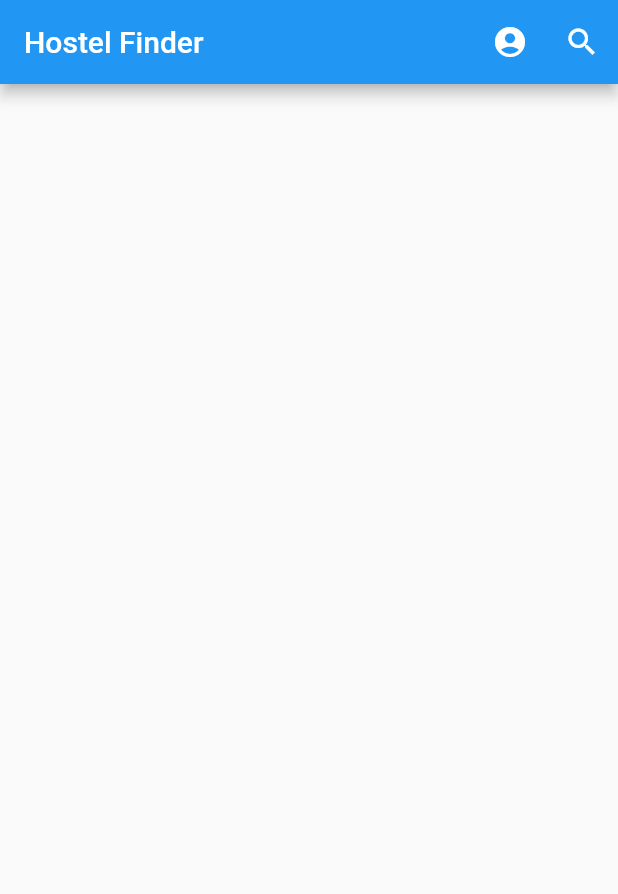
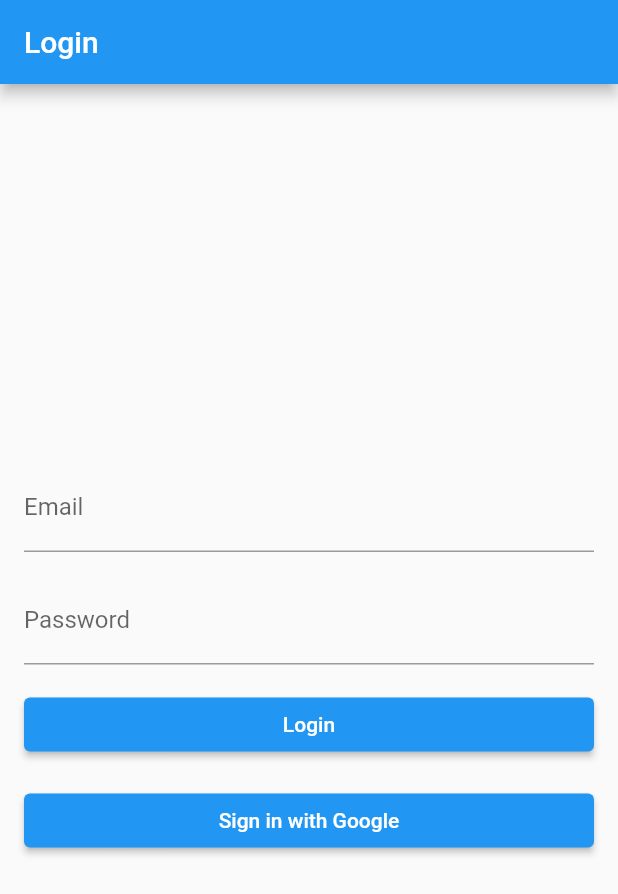
Before and after one commit to mani-k-3/Hostel-finder-app, a Flutter app: the screen it shows after launch, on a phone screen of 412 x 824 dp. Shown: the top 894 px of the screen. Run offline on Flutter 3.47's test engine with Material 2 defaults, Android fonts, the phone set to English and light mode, and no system bars; our stand-ins replace cloud_firestore, firebase_auth, firebase_core, google_sign_in; accounts and stored records are empty.

Commit message:
2nd commit

```diff
--- /dev/null
+++ b/lib/AuthProvider.dart
@@ -0,0 +1,62 @@
+
+import 'package:firebase_auth/firebase_auth.dart';
+import 'package:cloud_firestore/cloud_firestore.dart';
+
+class AuthProvider {
+  final FirebaseAuth _auth = FirebaseAuth.instance;
+  final FirebaseFirestore _firestore = FirebaseFirestore.instance;
+
+  // Sign up with email and password
+  Future<UserCredential?> signUpWithEmailPassword(
+      String email, String password, String username) async {
+    try {
+      UserCredential userCredential = await _auth.createUserWithEmailAndPassword(
+        email: email,
+        password: password,
+      );
+
+      // Create a user document in Firestore
+      await _firestore.collection('Users').doc(userCredential.user!.uid).set({
+        'email': email,
+        'username': username,
+      });
+
+      return userCredential;
+    } catch (e) {
+      print('Error creating account: $e');
+      return null;
+    }
+  }
+
+  // Sign in with email and password
+  Future<UserCredential?> signInWithEmailPassword(
+      String email, String password) async {
+    try {
+      UserCredential userCredential = await _auth.signInWithEmailAndPassword(
+        email: email,
+        password: password,
+      );
+      return userCredential;
+    } catch (e) {
+      print('Error signing in: $e');
+      return null;
+    }
+  }
+
+  // Sign out
+  Future<void> signOut() async {
+    await _auth.signOut();
+  }
+
+  // Check if a user is signed in
+  bool isUserSignedIn() {
+    return _auth.currentUser != null;
+  }
+
+  // Get the current user's UID
+  String? getCurrentUserUid() {
+    return _auth.currentUser?.uid;
+  }
+
+// ... other methods ...
+}
--- a/lib/login_page.dart
+++ b/lib/login_page.dart
@@ -0,0 +1,129 @@
+import 'package:flutter/material.dart';
+import 'package:firebase_auth/firebase_auth.dart';
+import 'package:google_sign_in/google_sign_in.dart';
+import 'package:hostel_app/AuthProvider.dart';
+import 'package:hostel_app/home.dart';
+
+class LoginScreen extends StatefulWidget {
+  const LoginScreen({super.key});
+
+  @override
+  State<LoginScreen> createState() => _LoginScreenState();
+}
+
+class _LoginScreenState extends State<LoginScreen> {
+  final TextEditingController emailController = TextEditingController();
+  final TextEditingController passwordController = TextEditingController();
+  final AuthProvider _authProvider = AuthProvider();
+  final FirebaseAuth _auth = FirebaseAuth.instance;
+  final GoogleSignIn _googleSignIn = GoogleSignIn();
+
+  @override
+  Widget build(BuildContext context) {
+    return Scaffold(
+      appBar: AppBar(
+        title: const Text('Login'),
+      ),
+      body: Padding(
+        padding: const EdgeInsets.all(16.0),
+        child: Column(
+          mainAxisAlignment: MainAxisAlignment.center,
+          crossAxisAlignment: CrossAxisAlignment.stretch,
+          children: [
+            TextField(
+              controller: emailController,
+              decoration: const InputDecoration(labelText: 'Email'),
+            ),
+            const SizedBox(height: 16),
+            TextField(
+              controller: passwordController,
+              decoration: const InputDecoration(labelText: 'Password'),
+              obscureText: true,
+            ),
+            const SizedBox(height: 16),
+            ElevatedButton(
+              onPressed: () {
+                signInWithEmailPassword(context);
+              },
+              child: const Text('Login'),
+            ),
+            const SizedBox(height: 16),
+            ElevatedButton(
+              onPressed: () {
+                signInWithGoogle(context);
+              },
+              child: const Text('Sign in with Google'),
+            ),
+          ],
+        ),
+      ),
+    );
+  }
+
+  Future<void> signInWithEmailPassword(BuildContext context) async {
+    String email = emailController.text;
+    String password = passwordController.text;
+
+    try {
+      UserCredential? userCredential =
+      await _authProvider.signInWithEmailPassword(email, password);
+
+      if (userCredential?.user != null) {
+        // Navigate to Professor Home Page or next screen
+        Navigator.pushReplacement(
+          context,
+          MaterialPageRoute(
+            builder: (context) => const HomePage(),
+          ),
+        );
+      } else {
+        ScaffoldMessenger.of(context).showSnackBar(
+          const SnackBar(content: Text('Sign-in failed. Please try again.')),
+        );
+      }
+    } catch (e) {
+      print('Error signing in: $e');
+      ScaffoldMessenger.of(context).showSnackBar(
+        const SnackBar(content: Text('Sign-in failed. Please try again.')),
+      );
+    }
+  }
+
+  Future<void> signInWithGoogle(BuildContext context) async {
+    try {
+      final GoogleSignInAccount? googleUser = await _googleSignIn.signIn();
+
+      if (googleUser == null) {
+        // The user canceled the sign-in process
+        return;
+      }
+
+      final GoogleSignInAuthentication googleAuth = await googleUser.authentication;
+      final AuthCredential credential = GoogleAuthProvider.credential(
+        accessToken: googleAuth.accessToken,
+        idToken: googleAuth.idToken,
+      );
+
+      UserCredential userCredential = await _auth.signInWithCredential(credential);
+
+      if (userCredential.user != null) {
+        // Navigate to Professor Home Page or next screen
+        Navigator.pushReplacement(
+          context,
+          MaterialPageRoute(
+            builder: (context) => const HomePage(),
+          ),
+        );
+      } else {
+        ScaffoldMessenger.of(context).showSnackBar(
+          const SnackBar(content: Text('Google Sign-in failed. Please try again.')),
+        );
+      }
+    } catch (e) {
+      print('Error signing in with Google: $e');
+      ScaffoldMessenger.of(context).showSnackBar(
+        const SnackBar(content: Text('Google Sign-in failed. Please try again.')),
+      );
+    }
+  }
+}
--- a/lib/main.dart
+++ b/lib/main.dart
@@ -1,6 +1,7 @@
 import 'package:firebase_core/firebase_core.dart';
 import 'package:flutter/material.dart';
 import 'package:hostel_app/home.dart';
+import 'package:hostel_app/login_page.dart';
 
 void main() async{
   WidgetsFlutterBinding.ensureInitialized();
@@ -13,9 +14,9 @@ class HostelFinderApp extends StatelessWidget {
 
   @override
   Widget build(BuildContext context) {
-    return const MaterialApp(
+    return  MaterialApp(
       debugShowCheckedModeBanner:false,
-      home:HomePage(),
+      home:LoginScreen(),
     );
   }
 }
```
Also changed, not shown: lib/home.dart (+8 -6 lines).
